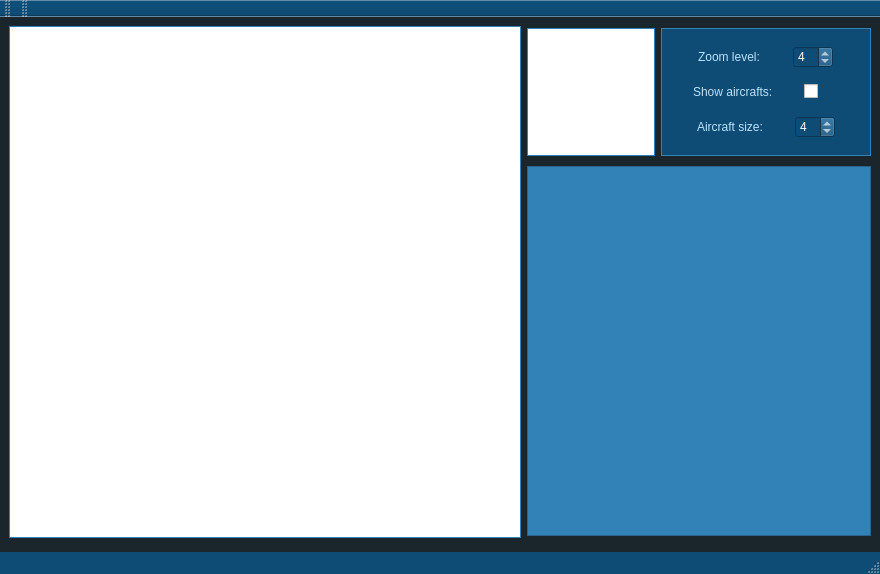
Qt form GUI/MainWindow.ui (Omazz/SkyWatcher) before a commit.
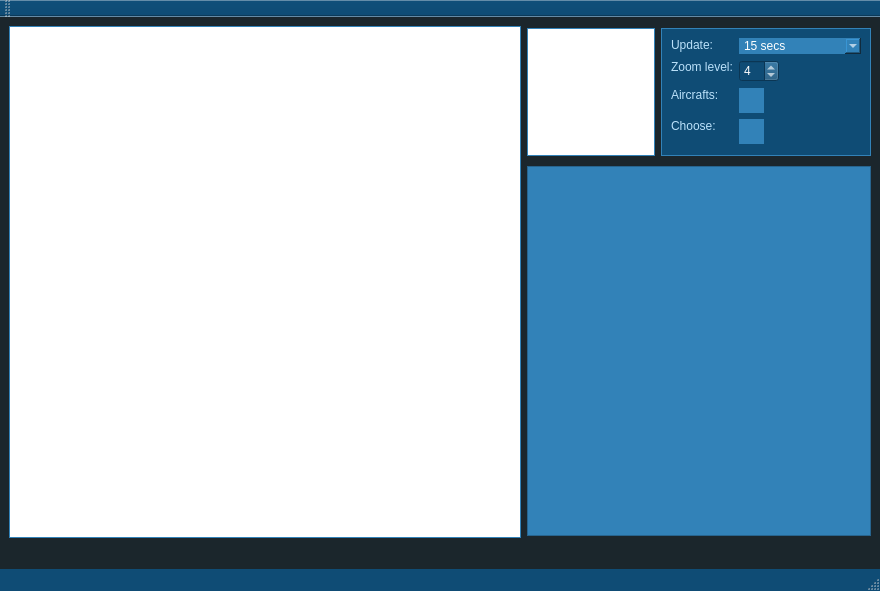
The same form after that commit. Icons and pictures are not drawn. Custom widgets are drawn as their Qt base class.

Commit message: Доделан дизайн, подправлены мелкие детали

The edit to the form file:
```diff
--- a/GUI/MainWindow.ui
+++ b/GUI/MainWindow.ui
@@ -7,7 +7,7 @@
     <x>0</x>
     <y>0</y>
     <width>880</width>
-    <height>574</height>
+    <height>591</height>
    </rect>
   </property>
   <property name="sizePolicy">
@@ -19,13 +19,13 @@
   <property name="minimumSize">
    <size>
     <width>880</width>
-    <height>574</height>
+    <height>591</height>
    </size>
   </property>
   <property name="maximumSize">
    <size>
     <width>880</width>
-    <height>574</height>
+    <height>591</height>
    </size>
   </property>
   <property name="windowTitle">
@@ -40,6 +40,17 @@
     background-color: #1B262C;
 }
 
+QComboBox {
+    background-color: #3282B8;
+    color: white;
+    border:  solid #3282B8;
+}
+
+QComboBox QAbstractItemView {
+    background-color: #3282B8;
+}
+
+
 QScrollBar:vertical {
 	border: none;
 	background: #0F4C75;
@@ -117,10 +128,7 @@
 	background-color:#0F4C75;
 	color: white;
 }
-
-QTableWidget::item:selected {
-	background-color: green;
-}</string>
+</string>
   </property>
   <widget class="QWidget" name="centralwidget">
    <property name="sizePolicy">
@@ -142,195 +150,10 @@
     </size>
    </property>
    <layout class="QGridLayout" name="gridLayout">
-    <item row="0" column="2">
-     <widget class="QGroupBox" name="GB_authorization">
-      <property name="minimumSize">
-       <size>
-        <width>210</width>
-        <height>128</height>
-       </size>
-      </property>
-      <property name="maximumSize">
-       <size>
-        <width>210</width>
-        <height>128</height>
-       </size>
-      </property>
-      <property name="title">
-       <string/>
-      </property>
-      <layout class="QVBoxLayout" name="verticalLayout">
-       <item>
-        <layout class="QHBoxLayout" name="horizontalLayout_3">
-         <item>
-          <widget class="QLabel" name="L_zoomLevel">
-           <property name="sizePolicy">
-            <sizepolicy hsizetype="Fixed" vsizetype="Fixed">
-             <horstretch>0</horstretch>
-             <verstretch>0</verstretch>
-            </sizepolicy>
-           </property>
-           <property name="text">
-            <string>Zoom level:</string>
-           </property>
-          </widget>
-         </item>
-         <item>
-          <widget class="QSpinBox" name="SB_zoomLevel">
-           <property name="sizePolicy">
-            <sizepolicy hsizetype="Fixed" vsizetype="Fixed">
-             <horstretch>0</horstretch>
-             <verstretch>0</verstretch>
-            </sizepolicy>
-           </property>
-           <property name="minimumSize">
-            <size>
-             <width>40</width>
-             <height>0</height>
-            </size>
-           </property>
-           <property name="minimum">
-            <number>3</number>
-           </property>
-           <property name="maximum">
-            <number>5</number>
-           </property>
-           <property name="value">
-            <number>4</number>
-           </property>
-          </widget>
-         </item>
-        </layout>
-       </item>
-       <item>
-        <layout class="QHBoxLayout" name="horizontalLayout_2">
-         <item>
-          <widget class="QLabel" name="L_showAircrafts">
-           <property name="sizePolicy">
-            <sizepolicy hsizetype="Fixed" vsizetype="Fixed">
-             <horstretch>0</horstretch>
-             <verstretch>0</verstretch>
-            </sizepolicy>
-           </property>
-           <property name="text">
-            <string>Show aircrafts: </string>
-           </property>
-          </widget>
-         </item>
-         <item>
-          <widget class="QCheckBox" name="CB_showAircrafts">
-           <property name="sizePolicy">
-            <sizepolicy hsizetype="Preferred" vsizetype="Preferred">
-             <horstretch>0</horstretch>
-             <verstretch>0</verstretch>
-            </sizepolicy>
-           </property>
-           <property name="minimumSize">
-            <size>
-             <width>15</width>
-             <height>15</height>
-            </size>
-           </property>
-           <property name="maximumSize">
-            <size>
-             <width>15</width>
-             <height>15</height>
-            </size>
-           </property>
-           <property name="text">
-            <string/>
-           </property>
-          </widget>
-         </item>
-         <item>
-          <spacer name="horizontalSpacer">
-           <property name="orientation">
-            <enum>Qt::Horizontal</enum>
-           </property>
-           <property name="sizeType">
-            <enum>QSizePolicy::Fixed</enum>
-           </property>
-           <property name="sizeHint" stdset="0">
-            <size>
-             <width>20</width>
-             <height>20</height>
-            </size>
-           </property>
-          </spacer>
-         </item>
-        </layout>
-       </item>
-       <item>
-        <layout class="QHBoxLayout" name="horizontalLayout">
-         <item>
-          <widget class="QLabel" name="L_aircraftSize">
-           <property name="sizePolicy">
-            <sizepolicy hsizetype="Fixed" vsizetype="Fixed">
-             <horstretch>0</horstretch>
-             <verstretch>0</verstretch>
-            </sizepolicy>
-           </property>
-           <property name="text">
-            <string>Aircraft size:</string>
-           </property>
-          </widget>
-         </item>
-         <item>
-          <widget class="QSpinBox" name="SB_aircraftSize">
-           <property name="sizePolicy">
-            <sizepolicy hsizetype="Fixed" vsizetype="Fixed">
-             <horstretch>0</horstretch>
-             <verstretch>0</verstretch>
-            </sizepolicy>
-           </property>
-           <property name="minimumSize">
-            <size>
-             <width>40</width>
-             <height>0</height>
-            </size>
-           </property>
-           <property name="minimum">
-            <number>3</number>
-           </property>
-           <property name="maximum">
-            <number>5</number>
-           </property>
-           <property name="value">
-            <number>4</number>
-           </property>
-          </widget>
-         </item>
-        </layout>
-       </item>
-      </layout>
-     </widget>
-    </item>
-    <item row="0" column="0" rowspan="2">
-     <widget class="MapView" name="GV_mainMap">
-      <property name="minimumSize">
-       <size>
-        <width>512</width>
-        <height>512</height>
-       </size>
-      </property>
-      <property name="maximumSize">
-       <size>
-        <width>512</width>
-        <height>512</height>
-       </size>
-      </property>
-      <property name="verticalScrollBarPolicy">
-       <enum>Qt::ScrollBarAlwaysOff</enum>
-      </property>
-      <property name="horizontalScrollBarPolicy">
-       <enum>Qt::ScrollBarAlwaysOff</enum>
-      </property>
-     </widget>
-    </item>
     <item row="1" column="1" colspan="2">
      <widget class="QTableWidget" name="TW_airplanes">
       <property name="sizePolicy">
-       <sizepolicy hsizetype="Preferred" vsizetype="MinimumExpanding">
+       <sizepolicy hsizetype="Fixed" vsizetype="Fixed">
         <horstretch>0</horstretch>
         <verstretch>0</verstretch>
        </sizepolicy>
@@ -349,6 +172,28 @@
       </property>
      </widget>
     </item>
+    <item row="0" column="0" rowspan="2">
+     <widget class="MapView" name="GV_mainMap">
+      <property name="minimumSize">
+       <size>
+        <width>512</width>
+        <height>512</height>
+       </size>
+      </property>
+      <property name="maximumSize">
+       <size>
+        <width>512</width>
+        <height>512</height>
+       </size>
+      </property>
+      <property name="verticalScrollBarPolicy">
+       <enum>Qt::ScrollBarAlwaysOff</enum>
+      </property>
+      <property name="horizontalScrollBarPolicy">
+       <enum>Qt::ScrollBarAlwaysOff</enum>
+      </property>
+     </widget>
+    </item>
     <item row="0" column="1">
      <widget class="MapView" name="GV_overviewMap">
       <property name="minimumSize">
@@ -371,6 +216,189 @@
       </property>
      </widget>
     </item>
+    <item row="0" column="2">
+     <widget class="QGroupBox" name="GB_settings">
+      <property name="sizePolicy">
+       <sizepolicy hsizetype="Fixed" vsizetype="Fixed">
+        <horstretch>0</horstretch>
+        <verstretch>0</verstretch>
+       </sizepolicy>
+      </property>
+      <property name="minimumSize">
+       <size>
+        <width>210</width>
+        <height>128</height>
+       </size>
+      </property>
+      <property name="maximumSize">
+       <size>
+        <width>210</width>
+        <height>128</height>
+       </size>
+      </property>
+      <property name="title">
+       <string/>
+      </property>
+      <layout class="QFormLayout" name="formLayout">
+       <item row="0" column="0">
+        <widget class="QLabel" name="L_timeUpdate">
+         <property name="sizePolicy">
+          <sizepolicy hsizetype="Fixed" vsizetype="Fixed">
+           <horstretch>0</horstretch>
+           <verstretch>0</verstretch>
+          </sizepolicy>
+         </property>
+         <property name="text">
+          <string>Update:</string>
+         </property>
+        </widget>
+       </item>
+       <item row="0" column="1">
+        <widget class="QComboBox" name="CB_timeUpdate">
+         <item>
+          <property name="text">
+           <string>15 secs</string>
+          </property>
+         </item>
+         <item>
+          <property name="text">
+           <string>30 secs</string>
+          </property>
+         </item>
+         <item>
+          <property name="text">
+           <string>1 min</string>
+          </property>
+         </item>
+         <item>
+          <property name="text">
+           <string>2,5 min</string>
+          </property>
+         </item>
+         <item>
+          <property name="text">
+           <string>5 min</string>
+          </property>
+         </item>
+        </widget>
+       </item>
+       <item row="1" column="0">
+        <widget class="QLabel" name="L_zoomLevel">
+         <property name="sizePolicy">
+          <sizepolicy hsizetype="Fixed" vsizetype="Fixed">
+           <horstretch>0</horstretch>
+           <verstretch>0</verstretch>
+          </sizepolicy>
+         </property>
+         <property name="text">
+          <string>Zoom level:</string>
+         </property>
+        </widget>
+       </item>
+       <item row="1" column="1">
+        <widget class="QSpinBox" name="SB_zoomLevel">
+         <property name="sizePolicy">
+          <sizepolicy hsizetype="Fixed" vsizetype="Fixed">
+           <horstretch>0</horstretch>
+           <verstretch>0</verstretch>
+          </sizepolicy>
+         </property>
+         <property name="minimumSize">
+          <size>
+           <width>40</width>
+           <height>0</height>
+          </size>
+         </property>
+         <property name="minimum">
+          <number>3</number>
+         </property>
+         <property name="maximum">
+          <number>5</number>
+         </property>
+         <property name="value">
+          <number>4</number>
+         </property>
+        </widget>
+       </item>
+       <item row="2" column="0">
+        <widget class="QLabel" name="L_colorAircrafts">
+         <property name="sizePolicy">
+          <sizepolicy hsizetype="Fixed" vsizetype="Fixed">
+           <horstretch>0</horstretch>
+           <verstretch>0</verstretch>
+          </sizepolicy>
+         </property>
+         <property name="text">
+          <string>Aircrafts:</string>
+         </property>
+        </widget>
+       </item>
+       <item row="2" column="1">
+        <widget class="QPushButton" name="PB_colorAicrafts">
+         <property name="sizePolicy">
+          <sizepolicy hsizetype="Fixed" vsizetype="Fixed">
+           <horstretch>0</horstretch>
+           <verstretch>0</verstretch>
+          </sizepolicy>
+         </property>
+         <property name="minimumSize">
+          <size>
+           <width>25</width>
+           <height>25</height>
+          </size>
+         </property>
+         <property name="maximumSize">
+          <size>
+           <width>25</width>
+           <height>25</height>
+          </size>
+         </property>
+         <property name="text">
+          <string/>
+         </property>
+        </widget>
+       </item>
+       <item row="3" column="0">
+        <widget class="QLabel" name="L_colorAfterClick">
+         <property name="sizePolicy">
+          <sizepolicy hsizetype="Fixed" vsizetype="Fixed">
+           <horstretch>0</horstretch>
+           <verstretch>0</verstretch>
+          </sizepolicy>
+         </property>
+         <property name="text">
+          <string>Choose:</string>
+         </property>
+        </widget>
+       </item>
+       <item row="3" column="1">
+        <widget class="QPushButton" name="PB_colorAfterClick">
+         <property name="sizePolicy">
+          <sizepolicy hsizetype="Fixed" vsizetype="Fixed">
+           <horstretch>0</horstretch>
+           <verstretch>0</verstretch>
+          </sizepolicy>
+         </property>
+         <property name="minimumSize">
+          <size>
+           <width>25</width>
+           <height>25</height>
+          </size>
+         </property>
+         <property name="maximumSize">
+          <size>
+           <width>25</width>
+           <height>25</height>
+          </size>
+         </property>
+         <property name="text">
+          <string/>
+         </property>
+        </widget>
+       </item>
+      </layout>
+     </widget>
+    </item>
    </layout>
   </widget>
   <widget class="QMenuBar" name="menubar">
@@ -395,17 +423,6 @@
     <bool>false</bool>
    </attribute>
   </widget>
-  <widget class="QToolBar" name="toolBar_2">
-   <property name="windowTitle">
-    <string>toolBar_2</string>
-   </property>
-   <attribute name="toolBarArea">
-    <enum>TopToolBarArea</enum>
-   </attribute>
-   <attribute name="toolBarBreak">
-    <bool>false</bool>
-   </attribute>
-  </widget>
  </widget>
  <customwidgets>
   <customwidget>
```
The commit also changes 6 other files.
